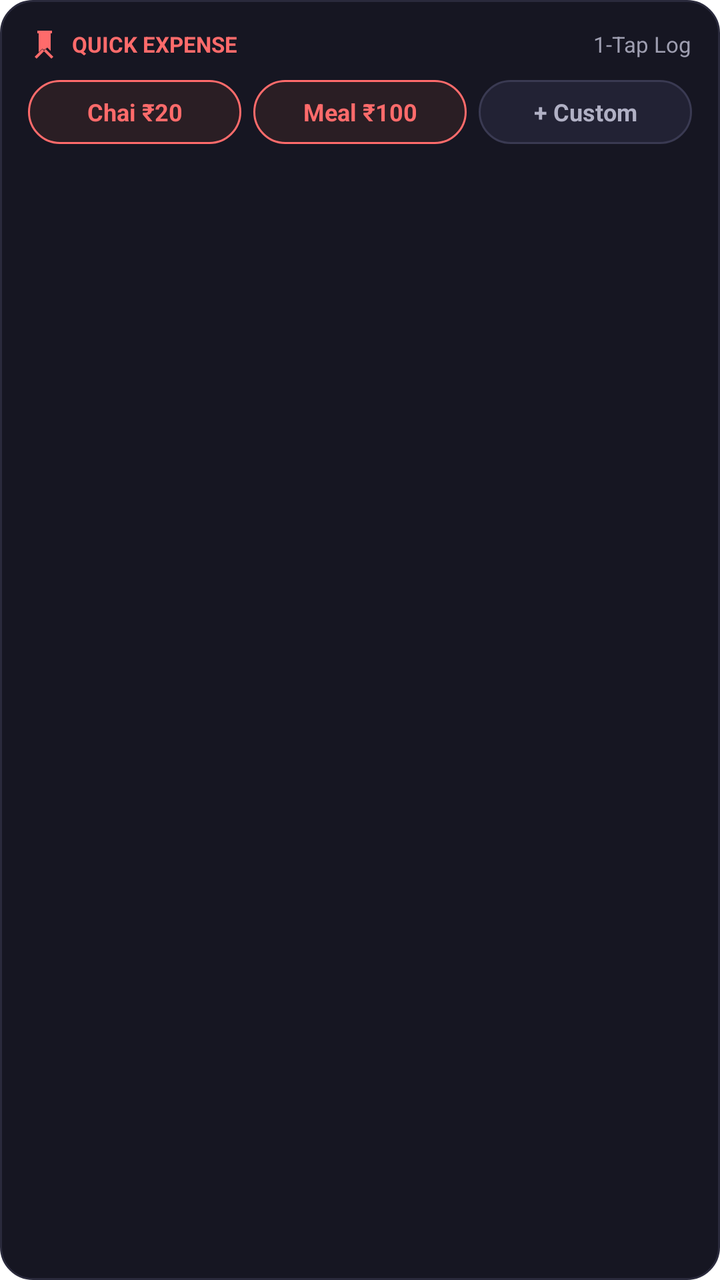
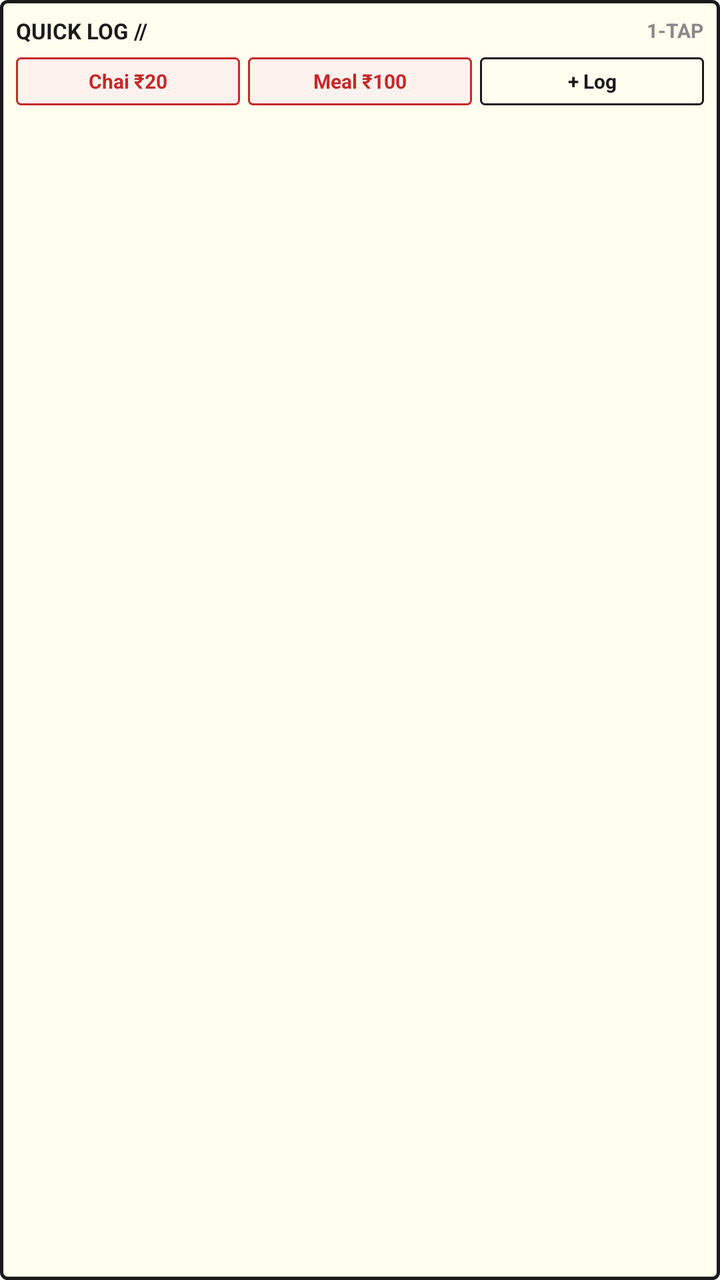

Two renders of the same Android screen: before a commit and after it. Below are the layout's source before the change and the commit's diff.
<!-- AndroidManifest.xml: fallback theme Theme.MaterialComponents.DayNight.NoActionBar -->
<!-- res/layout/widget_quick_expense.xml -->
<?xml version="1.0" encoding="utf-8"?>
<LinearLayout xmlns:android="http://schemas.android.com/apk/res/android"
    android:id="@+id/widget_quick_expense_container"
    android:layout_width="match_parent"
    android:layout_height="match_parent"
    android:background="@drawable/widget_background"
    android:orientation="vertical"
    android:padding="14dp">

    
    <LinearLayout
        android:layout_width="match_parent"
        android:layout_height="wrap_content"
        android:gravity="center_vertical"
        android:orientation="horizontal">

        <ImageView
            android:layout_width="16dp"
            android:layout_height="16dp"
            android:src="@drawable/ic_widget_expense" />

        <TextView
            android:id="@+id/quick_expense_title"
            android:layout_width="0dp"
            android:layout_height="wrap_content"
            android:layout_marginStart="6dp"
            android:layout_weight="1"
            android:text="QUICK EXPENSE"
            android:textColor="#FF6B6B"
            android:textSize="11sp"
            android:textStyle="bold" />

        <TextView
            android:layout_width="wrap_content"
            android:layout_height="wrap_content"
            android:text="1-Tap Log"
            android:textColor="#9E9EB0"
            android:textSize="11sp" />
    </LinearLayout>

    
    <LinearLayout
        android:layout_width="match_parent"
        android:layout_height="wrap_content"
        android:layout_marginTop="10dp"
        android:orientation="horizontal">

        <TextView
            android:id="@+id/btn_quick_chai"
            android:layout_width="0dp"
            android:layout_height="32dp"
            android:layout_weight="1"
            android:background="@drawable/widget_btn_coral"
            android:gravity="center"
            android:text="Chai ₹20"
            android:textColor="#FF6B6B"
            android:textSize="12sp"
            android:textStyle="bold" />

        <TextView
            android:id="@+id/btn_quick_lunch"
            android:layout_width="0dp"
            android:layout_height="32dp"
            android:layout_marginStart="6dp"
            android:layout_weight="1"
            android:background="@drawable/widget_btn_coral"
            android:gravity="center"
            android:text="Meal ₹100"
            android:textColor="#FF6B6B"
            android:textSize="12sp"
            android:textStyle="bold" />

        <TextView
            android:id="@+id/btn_quick_custom"
            android:layout_width="0dp"
            android:layout_height="32dp"
            android:layout_marginStart="6dp"
            android:layout_weight="1"
            android:background="@drawable/widget_btn_secondary"
            android:gravity="center"
            android:text="+ Custom"
            android:textColor="#B0B0C4"
            android:textSize="12sp"
            android:textStyle="bold" />
    </LinearLayout>
</LinearLayout>
<!-- resources referenced by this layout -->
<resources>
  <!-- drawable ic_widget_expense (drawable) -->
  <vector xmlns:android="http://schemas.android.com/apk/res/android"
      android:width="48dp"
      android:height="48dp"
      android:viewportWidth="24"
      android:viewportHeight="24">
    <path
        android:fillColor="#FF6B6B"
        android:pathData="M7,2v2h1v14.17l2.58,-2.59L12,17.17l2.42,-2.59L17,17.17V4h1V2H7zm12,19.59l-1.41,1.41L12,17.41l-5.59,5.59L5,21.59l6,-6 1,1 1,-1 6,6zM13,6h-2v5h2V6z"/>
  </vector>
  <!-- drawable widget_background (drawable) -->
  <?xml version="1.0" encoding="utf-8"?>
  <shape xmlns:android="http://schemas.android.com/apk/res/android"
      android:shape="rectangle">
      <solid android:color="#161622" />
      <corners android:radius="16dp" />
      <stroke
          android:width="1dp"
          android:color="#2A2A3C" />
  </shape>
  <!-- drawable widget_btn_coral (drawable) -->
  <?xml version="1.0" encoding="utf-8"?>
  <shape xmlns:android="http://schemas.android.com/apk/res/android"
      android:shape="rectangle">
      <solid android:color="#2A1E24" />
      <corners android:radius="18dp" />
      <stroke
          android:width="1dp"
          android:color="#FF6B6B" />
  </shape>
  <!-- drawable widget_btn_secondary (drawable) -->
  <?xml version="1.0" encoding="utf-8"?>
  <shape xmlns:android="http://schemas.android.com/apk/res/android"
      android:shape="rectangle">
      <solid android:color="#222234" />
      <corners android:radius="18dp" />
      <stroke
          android:width="1dp"
          android:color="#3A3A52" />
  </shape>
</resources>

<!-- the commit's change to res/layout/widget_quick_expense.xml (unified diff, before → after) -->
@@ -5,7 +5,7 @@
     android:layout_height="match_parent"
     android:background="@drawable/widget_background"
     android:orientation="vertical"
-    android:padding="14dp">
+    android:padding="8dp">
 
     
     <LinearLayout
@@ -14,73 +14,68 @@
         android:gravity="center_vertical"
         android:orientation="horizontal">
 
-        <ImageView
-            android:layout_width="16dp"
-            android:layout_height="16dp"
-            android:src="@drawable/ic_widget_expense" />
-
         <TextView
             android:id="@+id/quick_expense_title"
             android:layout_width="0dp"
             android:layout_height="wrap_content"
-            android:layout_marginStart="6dp"
             android:layout_weight="1"
-            android:text="QUICK EXPENSE"
-            android:textColor="#FF6B6B"
+            android:text="QUICK LOG //"
+            android:textColor="#1A1A1A"
             android:textSize="11sp"
             android:textStyle="bold" />
 
         <TextView
             android:layout_width="wrap_content"
             android:layout_height="wrap_content"
-            android:text="1-Tap Log"
-            android:textColor="#9E9EB0"
-            android:textSize="11sp" />
+            android:text="1-TAP"
+            android:textColor="#888888"
+            android:textSize="10sp"
+            android:textStyle="bold" />
     </LinearLayout>
 
     
     <LinearLayout
         android:layout_width="match_parent"
         android:layout_height="wrap_content"
-        android:layout_marginTop="10dp"
+        android:layout_marginTop="6dp"
         android:orientation="horizontal">
 
         <TextView
             android:id="@+id/btn_quick_chai"
             android:layout_width="0dp"
-            android:layout_height="32dp"
+            android:layout_height="24dp"
             android:layout_weight="1"
             android:background="@drawable/widget_btn_coral"
             android:gravity="center"
             android:text="Chai ₹20"
-            android:textColor="#FF6B6B"
-            android:textSize="12sp"
+            android:textColor="#C62828"
+            android:textSize="10sp"
             android:textStyle="bold" />
 
         <TextView
             android:id="@+id/btn_quick_lunch"
             android:layout_width="0dp"
-            android:layout_height="32dp"
-            android:layout_marginStart="6dp"
+            android:layout_height="24dp"
+            android:layout_marginStart="4dp"
             android:layout_weight="1"
             android:background="@drawable/widget_btn_coral"
             android:gravity="center"
             android:text="Meal ₹100"
-            android:textColor="#FF6B6B"
-            android:textSize="12sp"
+            android:textColor="#C62828"
+            android:textSize="10sp"
             android:textStyle="bold" />
 
         <TextView
             android:id="@+id/btn_quick_custom"
             android:layout_width="0dp"
-            android:layout_height="32dp"
-            android:layout_marginStart="6dp"
+            android:layout_height="24dp"
+            android:layout_marginStart="4dp"
             android:layout_weight="1"
             android:background="@drawable/widget_btn_secondary"
             android:gravity="center"
-            android:text="+ Custom"
-            android:textColor="#B0B0C4"
-            android:textSize="12sp"
+            android:text="+ Log"
+            android:textColor="#1A1A1A"
+            android:textSize="10sp"
             android:textStyle="bold" />
     </LinearLayout>
 </LinearLayout>
<!-- resource entries referenced after the edit -->
@@ -1,44 +1,34 @@
 <!-- resources referenced by this layout -->
 <resources>
-  <!-- drawable ic_widget_expense (drawable) -->
-  <vector xmlns:android="http://schemas.android.com/apk/res/android"
-      android:width="48dp"
-      android:height="48dp"
-      android:viewportWidth="24"
-      android:viewportHeight="24">
-    <path
-        android:fillColor="#FF6B6B"
-        android:pathData="M7,2v2h1v14.17l2.58,-2.59L12,17.17l2.42,-2.59L17,17.17V4h1V2H7zm12,19.59l-1.41,1.41L12,17.41l-5.59,5.59L5,21.59l6,-6 1,1 1,-1 6,6zM13,6h-2v5h2V6z"/>
-  </vector>
   <!-- drawable widget_background (drawable) -->
   <?xml version="1.0" encoding="utf-8"?>
   <shape xmlns:android="http://schemas.android.com/apk/res/android"
       android:shape="rectangle">
-      <solid android:color="#161622" />
-      <corners android:radius="16dp" />
+      <solid android:color="#FFFEEF" />
+      <corners android:radius="3dp" />
       <stroke
-          android:width="1dp"
-          android:color="#2A2A3C" />
+          android:width="1.5dp"
+          android:color="#1A1A1A" />
   </shape>
   <!-- drawable widget_btn_coral (drawable) -->
   <?xml version="1.0" encoding="utf-8"?>
   <shape xmlns:android="http://schemas.android.com/apk/res/android"
       android:shape="rectangle">
-      <solid android:color="#2A1E24" />
-      <corners android:radius="18dp" />
+      <solid android:color="#FDF2EE" />
+      <corners android:radius="2dp" />
       <stroke
           android:width="1dp"
-          android:color="#FF6B6B" />
+          android:color="#C62828" />
   </shape>
   <!-- drawable widget_btn_secondary (drawable) -->
   <?xml version="1.0" encoding="utf-8"?>
   <shape xmlns:android="http://schemas.android.com/apk/res/android"
       android:shape="rectangle">
-      <solid android:color="#222234" />
-      <corners android:radius="18dp" />
+      <solid android:color="#FFFEEF" />
+      <corners android:radius="2dp" />
       <stroke
           android:width="1dp"
-          android:color="#3A3A52" />
+          android:color="#1A1A1A" />
   </shape>
 </resources>
 
